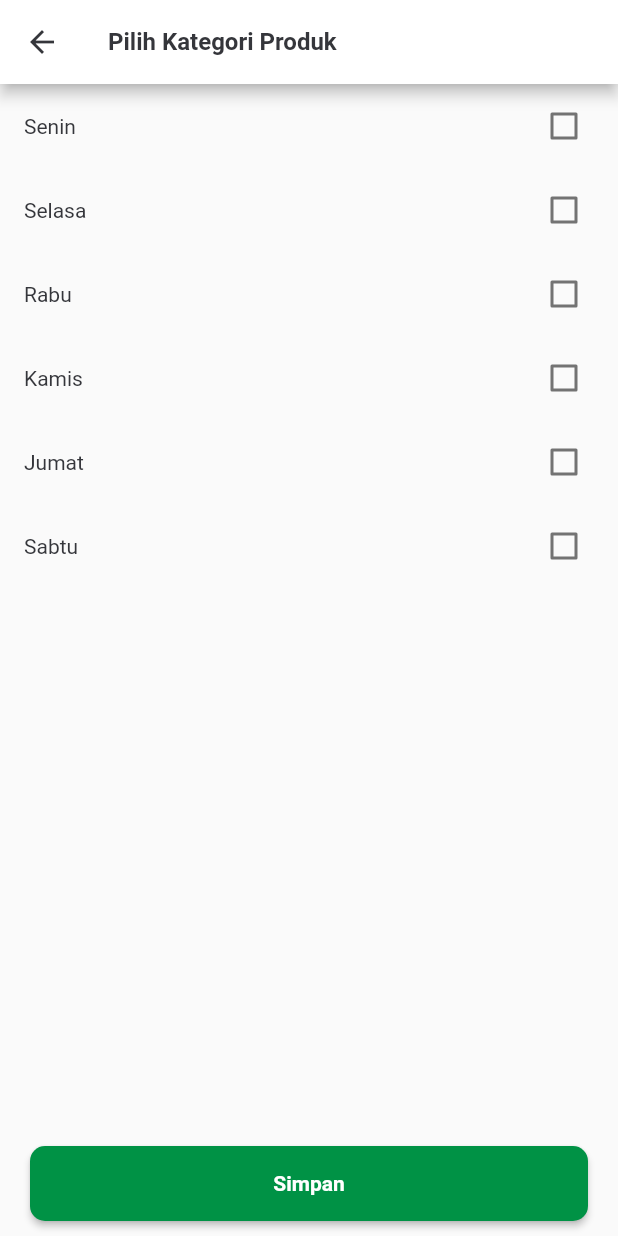
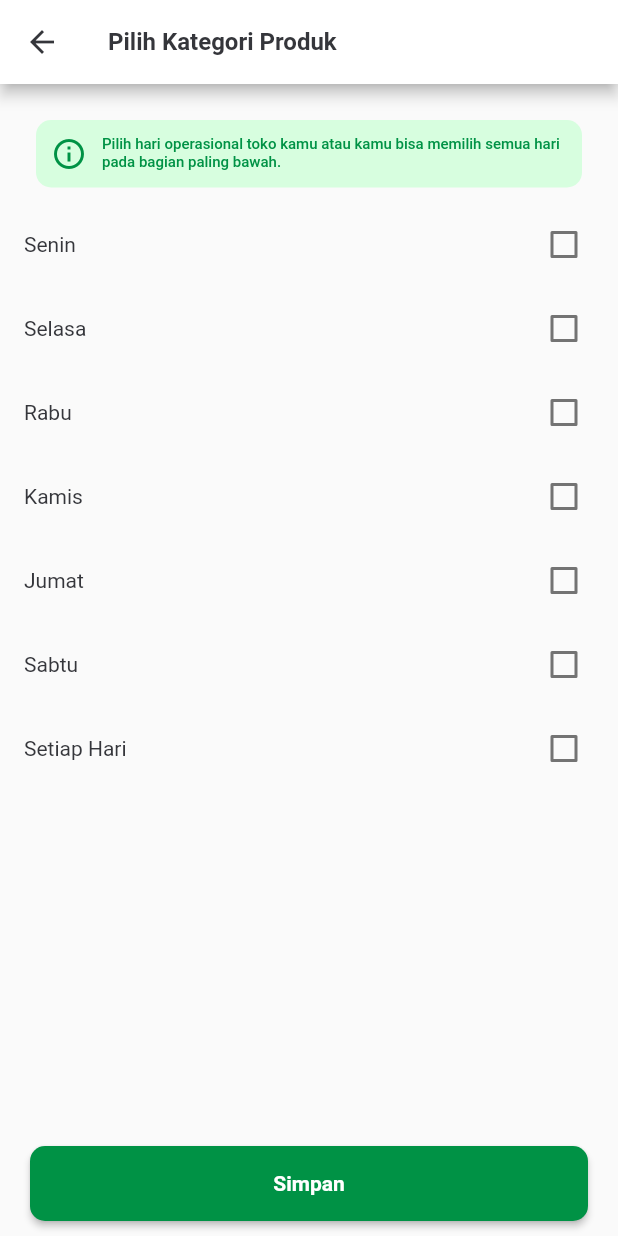
Before and after one commit to Akbarrzql/KangSayur-Seller, a Flutter app: the register_toko screen opened directly, after a tap on "Pilih Jam Operasional", on a phone screen of 412 x 824 dp. Run offline on Flutter 3.47's test engine with Material 2 defaults, Android fonts, the phone set to English and light mode, and no system bars; our stand-ins replace animated_splash_screen, currency_text_input_formatter, flutter_keyboard_visibility, flutter_map, flutter_rating_bar, flutter_svg and 7 more; project files that could hold a hidden picture were left out.

Commit message:
fix [AR]: add option setiap hari and add info in list operasional

```diff
--- a/lib/ui/auth/register/list_operasional_toko.dart
+++ b/lib/ui/auth/register/list_operasional_toko.dart
@@ -12,14 +12,16 @@ class ListOperasionalToko extends StatefulWidget {
 
 class _ListOperasionalTokoState extends State<ListOperasionalToko> {
 
-  List<bool> isChecked = [false, false, false, false, false, false];
+  List<bool> isChecked = [false, false, false, false, false, false, false];
   List<String> categoryHari = [
     "Senin",
     "Selasa",
     "Rabu",
     "Kamis",
     "Jumat",
-    "Sabtu"];
+    "Sabtu",
+    "Setiap Hari"
+  ];
 
 
   @override
@@ -49,6 +51,40 @@ class _ListOperasionalTokoState extends State<ListOperasionalToko> {
       body: SafeArea(
         child: Column(
           children: [
+            Padding(
+              padding: const EdgeInsets.only(left: 24, right: 24, top: 24),
+              child: Container(
+                padding: const EdgeInsets.all(10),
+                decoration: BoxDecoration(
+                  color: const Color(0xffD7FEDF),
+                  borderRadius: BorderRadius.circular(10),
+                ),
+                height: 45,
+                child: Row(
+                  crossAxisAlignment: CrossAxisAlignment.center,
+                  children: [
+                    const Icon(
+                      Icons.info_outline,
+                      color: ColorValue.primaryColor,
+                    ),
+                    const SizedBox(
+                      width: 10,
+                    ),
+                    Expanded(
+                      child: Text(
+                        "Pilih hari operasional toko kamu atau kamu bisa memilih semua hari pada bagian paling bawah.",
+                        style: Theme.of(context).textTheme.subtitle1!.copyWith(
+                          fontWeight: FontWeight.w500,
+                          fontSize: 10,
+                          color: ColorValue.primaryColor,
+                        ),
+                      ),
+                    ),
+                  ],
+                ),
+              ),
+            ),
+            const SizedBox(height: 10,),
             Expanded(
               child: ListView.builder(
                 itemCount: categoryHari.length,
--- a/lib/ui/auth/register/register_toko.dart
+++ b/lib/ui/auth/register/register_toko.dart
@@ -56,7 +56,9 @@ class _register_tokoState extends State<register_toko> {
     "Rabu",
     "Kamis",
     "Jumat",
-    "Sabtu"];
+    "Sabtu",
+    "Setiap Hari"
+  ];
 
   //list controller
   final List<TextEditingController> _jamBukaOperasionalController = [
@@ -67,6 +69,7 @@ class _register_tokoState extends State<register_toko> {
     TextEditingController(),
     TextEditingController(),
     TextEditingController(),
+    TextEditingController()
   ];
 
   final List<TextEditingController> _jamTutupOperasionalController = [
@@ -77,6 +80,7 @@ class _register_tokoState extends State<register_toko> {
     TextEditingController(),
     TextEditingController(),
     TextEditingController(),
+    TextEditingController()
   ];
 
 
```
Also changed, not shown: pubspec.lock (deleted).
